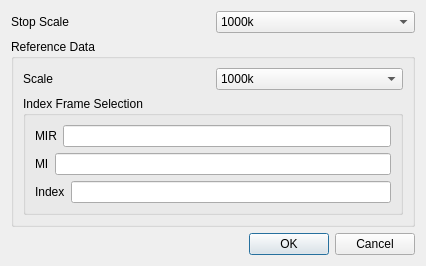
This is grid_zone_generator_dialog_base.ui in danieljefferson/GridZoneGenerator as Qt 5 draws it before an edit. The edited form follows.
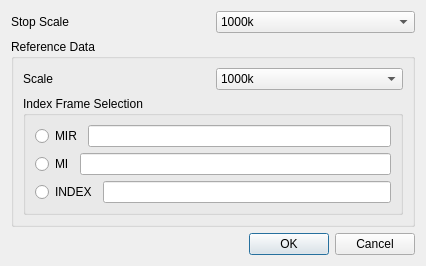
This is the edited form.

Commit message: DIALOGO MELHORANDO

The edit to the form file:
```diff
--- a/grid_zone_generator_dialog_base.ui
+++ b/grid_zone_generator_dialog_base.ui
@@ -159,7 +159,7 @@
          <item row="0" column="0">
           <layout class="QHBoxLayout" name="horizontalLayout">
            <item>
-            <widget class="QLabel" name="label_3">
+            <widget class="QRadioButton" name="mirRadioButton">
              <property name="text">
               <string>MIR</string>
              </property>
@@ -173,7 +173,7 @@
          <item row="1" column="0">
           <layout class="QHBoxLayout" name="horizontalLayout_2">
            <item>
-            <widget class="QLabel" name="label_4">
+            <widget class="QRadioButton" name="miRadioButton">
              <property name="text">
               <string>MI</string>
              </property>
@@ -187,9 +187,9 @@
          <item row="2" column="0">
           <layout class="QHBoxLayout" name="horizontalLayout_3">
            <item>
-            <widget class="QLabel" name="label_5">
+            <widget class="QRadioButton" name="indexRadioButton">
              <property name="text">
-              <string>Index</string>
+              <string>INDEX</string>
              </property>
             </widget>
            </item>
```
The commit also changes 1 other file.
